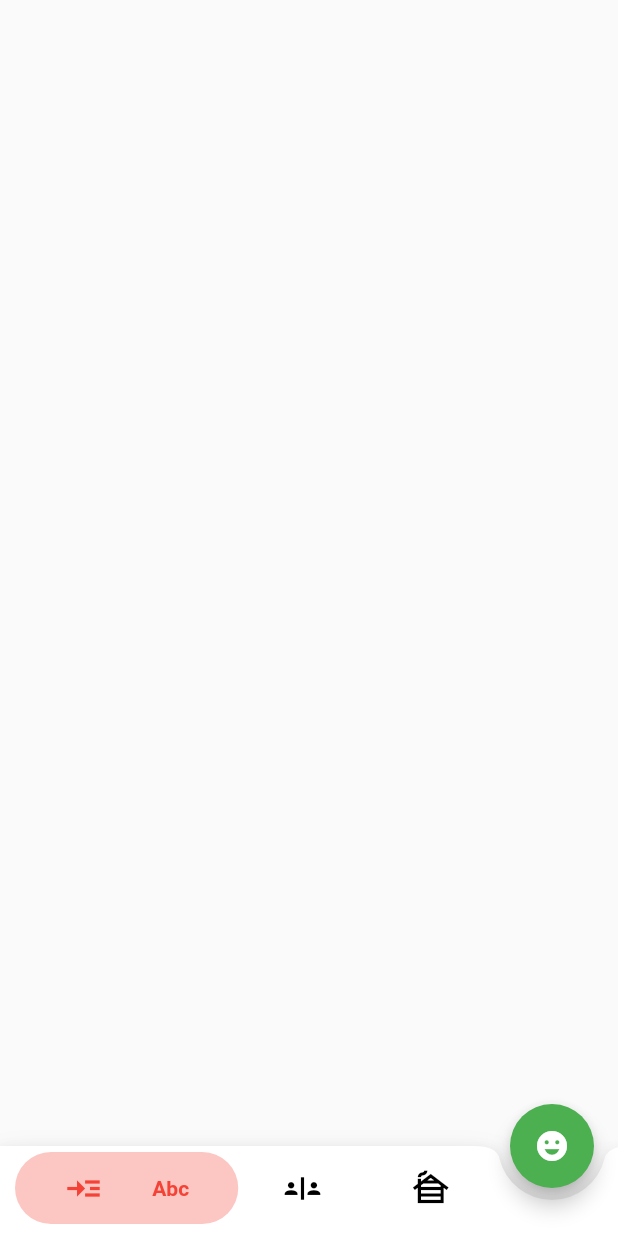
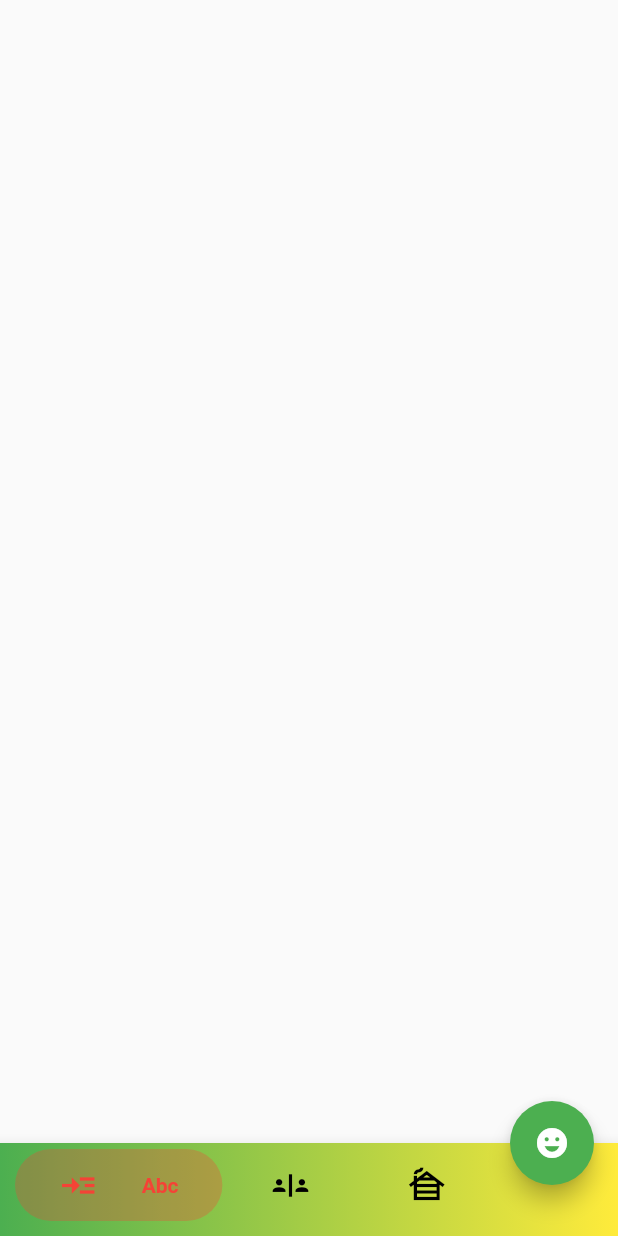
Before and after one commit to MarsadMaqsood/stylish_bottom_bar, a Flutter app: the screen it shows after launch, on a phone screen of 412 x 824 dp. Run offline on Flutter 3.47's test engine with Material 2 defaults, Android fonts, the phone set to English and light mode, and no system bars.

````diff
--- a/example/lib/main.dart
+++ b/example/lib/main.dart
@@ -190,8 +190,15 @@ class _BubbelBarExampleState extends State<BubbelBarExample> {
             backgroundColor: Colors.purple,
           ),
         ],
+        gradient: const LinearGradient(
+          colors: [
+            Colors.green,
+            Colors.yellow,
+          ],
+        ),
+        backgroundColor: Colors.red,
         fabLocation: StylishBarFabLocation.end,
-        hasNotch: true,
+        // hasNotch: true,
         currentIndex: selected,
         onTap: (index) {
           setState(() {
--- a/lib/src/bottom_bar.dart
+++ b/lib/src/bottom_bar.dart
@@ -14,7 +14,7 @@ import 'dart:math' as math;
 ///[StylishBottomBar] class to implement beautiful bottom bar widget
 ///
 ///```dart
-
+///
 /// StylishBottomBar(
 ///   items: [
 ///     BottomBarItem(
@@ -67,6 +67,7 @@ class StylishBottomBar extends StatefulWidget {
     this.fabLocation,
     this.hasNotch = false,
     required this.option,
+    this.gradient,
   })  : assert(items.length >= 2,
             '\n\nStylish Bottom Navigation must have 2 or more items'),
         assert(
@@ -142,6 +143,19 @@ class StylishBottomBar extends StatefulWidget {
   /// [AnimatedBarOptions] and [BubbleBarOptions]
   /// to change the properties.
   final BottomBarOption option;
+
+  /// The gradient property defines a gradient color pattern for the widget.
+  /// The gradient can be used to add a colorful background or add gradient colors to the widget.
+  /// The gradient is defined using the [Gradient] class, which provides various options to specify the gradient colors and direction.
+  /// Example usage:
+  /// ```dart
+  /// final gradient = LinearGradient(
+  ///   colors: [Colors.red, Colors.yellow],
+  ///   begin: Alignment.topLeft,
+  ///   end: Alignment.bottomRight,
+  /// );
+  /// ```
+  final Gradient? gradient;
 
   @override
   State<StylishBottomBar> createState() => _StylishBottomBarState();
@@ -311,14 +325,22 @@ class _StylishBottomBarState extends State<StylishBottomBar>
             )
           : Material(
               elevation: widget.elevation,
-              color: widget.backgroundColor ?? Colors.white,
+              // color: widget.backgroundColor ?? Colors.white,
               borderRadius: widget.borderRadius ?? BorderRadius.zero,
-              child: innerWidget(
-                  context,
-                  additionalBottomPadding + 2,
-                  widget.fabLocation,
-                  listWidget,
-                  options is AnimatedBarOptions ? options.barAnimation : null),
+              child: Container(
+                decoration: BoxDecoration(
+                  gradient: widget.gradient,
+                  color: widget.backgroundColor ?? Colors.white,
+                ),
+                child: innerWidget(
+                    context,
+                    additionalBottomPadding + 2,
+                    widget.fabLocation,
+                    listWidget,
+                    options is AnimatedBarOptions
+                        ? options.barAnimation
+                        : null),
+              ),
             ),
     );
   }
````
